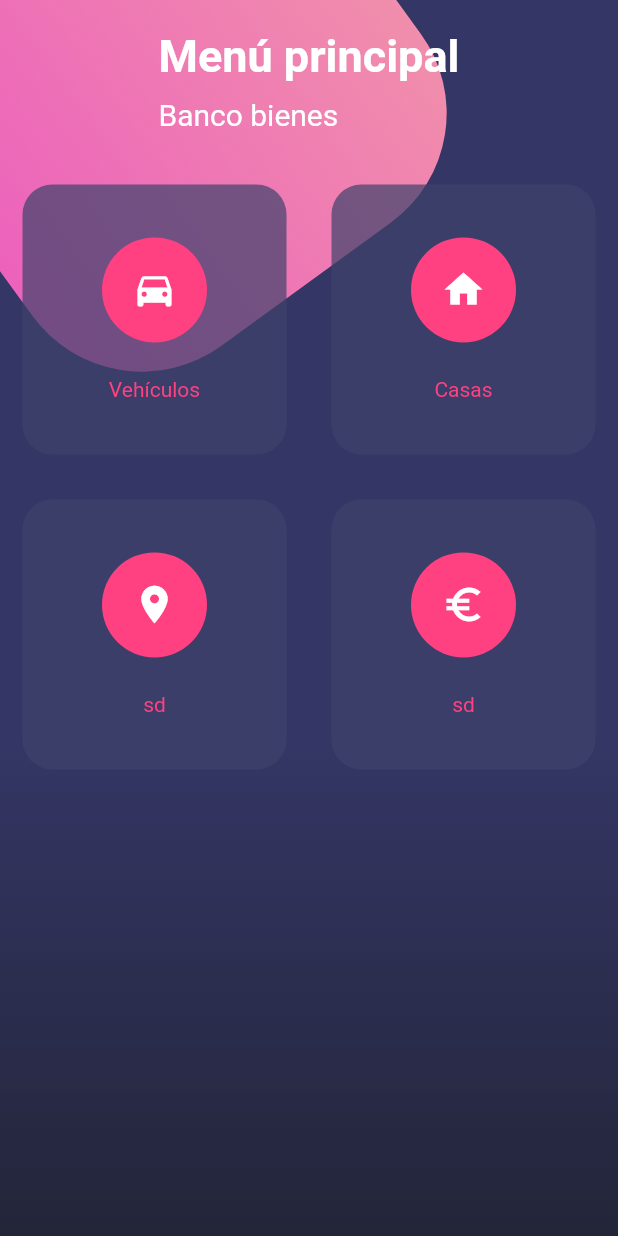
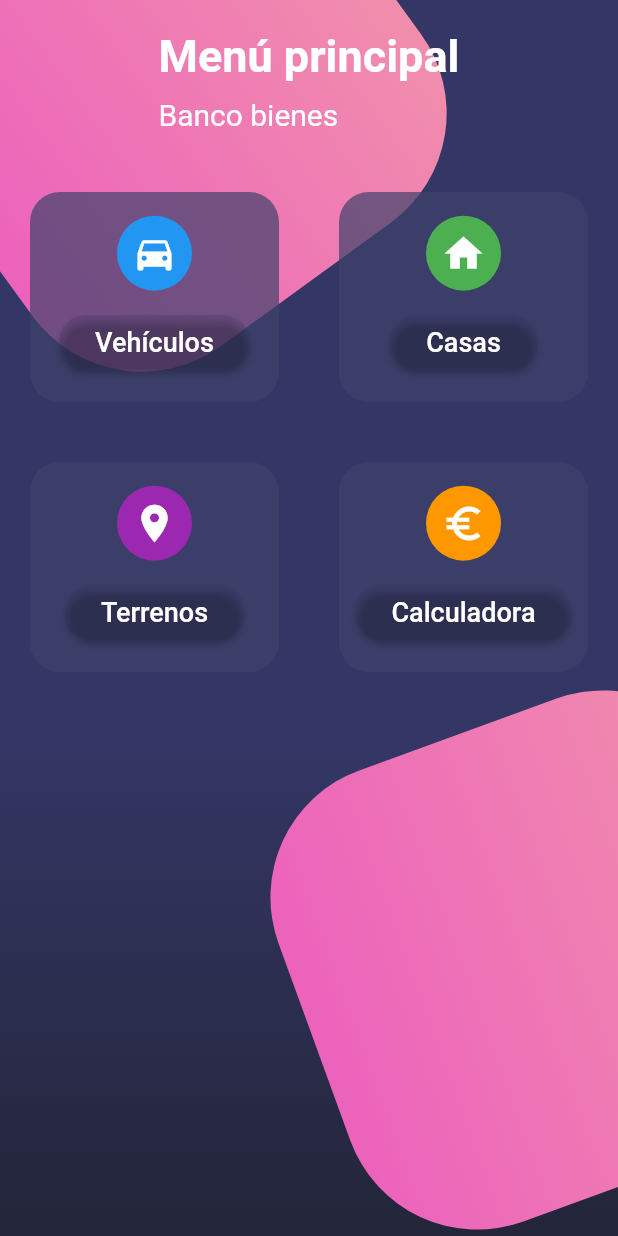
Before and after one commit to Kyo-dev/App-Bank-real_estate, a Flutter app: the MenuPage screen opened by its route, on a phone screen of 412 x 824 dp. Run offline on Flutter 3.47's test engine with Material 2 defaults, Android fonts, the phone set to English and light mode, and no system bars; network calls fail.

```diff
--- a/lib/main.dart
+++ b/lib/main.dart
@@ -5,8 +5,6 @@ import 'package:flutter/material.dart';
 import 'package:flutter/services.dart';
 
 void main() => runApp(MyApp());
-//red = rgb {237, 27, 36}
-//blue = rgb {24, 70, 158}
 class MyApp extends StatelessWidget {
   @override
   Widget build(BuildContext context) {
--- a/lib/src/pages/car_pages.dart
+++ b/lib/src/pages/car_pages.dart
@@ -70,7 +70,7 @@ class CarPage extends StatelessWidget {
   Widget _bottonSection() => Row(
     mainAxisAlignment: MainAxisAlignment.spaceEvenly,
     children: <Widget>[
-      _makeBotton(Icons.call, 'CALL'),
+      _makeBotton(Icons.dialpad, 'CALCULADORA'),
       _makeBotton(Icons.near_me, 'ROUTE'),
       _makeBotton(Icons.share, 'SHARE')
     ],
--- a/lib/src/pages/menu_page.dart
+++ b/lib/src/pages/menu_page.dart
@@ -1,4 +1,5 @@
 import 'dart:math';
+import 'dart:ui';
 
 import 'package:flutter/cupertino.dart';
 import 'package:flutter/material.dart';
@@ -13,7 +14,7 @@ class MenuPage extends StatelessWidget {
           child: Column(
             children: <Widget>[
               _title(),
-              _botonActions()
+              _botonActions(context)
             ],
           ),
         )
@@ -53,6 +54,24 @@ class MenuPage extends StatelessWidget {
       )
     );
 
+    final boxD2 = Transform.rotate(
+      angle: -pi/9.0,
+      child: Container(
+      height: 320.0,
+      width: 320.0,
+      decoration: BoxDecoration(
+        borderRadius: BorderRadius.circular(90.0),
+        gradient: LinearGradient(
+          colors: [
+            Color.fromRGBO(236, 98, 188, 1.0),
+            Color.fromRGBO(241, 142, 172, 1.0)
+          ]
+        )
+      ),
+      )
+    );
+
+
     return Stack(
       children: <Widget>[
         baseColor,
@@ -61,6 +80,11 @@ class MenuPage extends StatelessWidget {
           left: -50,
           child: boxD1
         ),
+        Positioned(
+          top: 480,
+          left: 200,
+          child: boxD2,
+        )
       ],
     );
   }
@@ -79,26 +103,26 @@ class MenuPage extends StatelessWidget {
     )
   );
 
-  Widget _botonActions() => Table (
+  Widget _botonActions(BuildContext context) => Table (
     children: [
       TableRow(
         children: [
-          _makeBottom(Icons.directions_car, 'Vehículos'),
-          _makeBottom(Icons.home, 'Casas'),
+          _makeBottom(Icons.directions_car, Colors.blue, 'Vehículos', context, "/car"),
+          _makeBottom(Icons.home, Colors.green, 'Casas', context, "/car"),
         ],
       ),
       TableRow(
         children: [
-          _makeBottom(Icons.location_on, 'sd'),
-          _makeBottom(Icons.euro_symbol, 'sd'),
+          _makeBottom(Icons.location_on, Colors.purple, 'Terrenos',context, "/car"),
+          _makeBottom(Icons.euro_symbol, Colors.orange, 'Calculadora',context, "/car"),
         ],
       ),
     ],
   );
 
-  Widget _makeBottom(IconData icon, String nombre) => Container (
-    height: 180.0,
-    margin: EdgeInsets.all(15.0),
+  Widget _makeBottom(IconData icon, Color color, String nombre, BuildContext context, String direction ) => Container (
+    height: 140.0,
+    margin: EdgeInsets.all(20.0),
     decoration: BoxDecoration(
       color: Color.fromRGBO(62, 66, 107, 0.7),
       borderRadius: BorderRadius.circular(20.0)
@@ -108,13 +132,26 @@ class MenuPage extends StatelessWidget {
       children: <Widget>[
         SizedBox(),
         CircleAvatar(
-          backgroundColor: Colors.pinkAccent,
-          radius: 35.0,
+          backgroundColor: color,
+          radius: 25.0,
           child: Icon(icon, color: Colors.white, size: 30.0),
+
         ),
-        Text(nombre, style: TextStyle(color: Colors.pinkAccent)),
+        RaisedButton(
+          shape: StadiumBorder(),
+          color: Color.fromRGBO(52, 54, 101, 0.2),
+            child: Padding(
+              padding: EdgeInsets.symmetric(horizontal: 8.0),
+              child: Text(nombre, style: TextStyle(fontSize: 18.0, color: Colors.white)),
+            ),
+              onPressed: () {
+                Navigator.pushNamed(context, direction);
+              }
+          ),
+        //Text(nombre, style: TextStyle(color: Colors.pinkAccent)),
         SizedBox()
       ],
     ),
   );
+
 }
```
Also changed, not shown: lib/src/pages/index_page.dart (line endings or trailing spaces).
